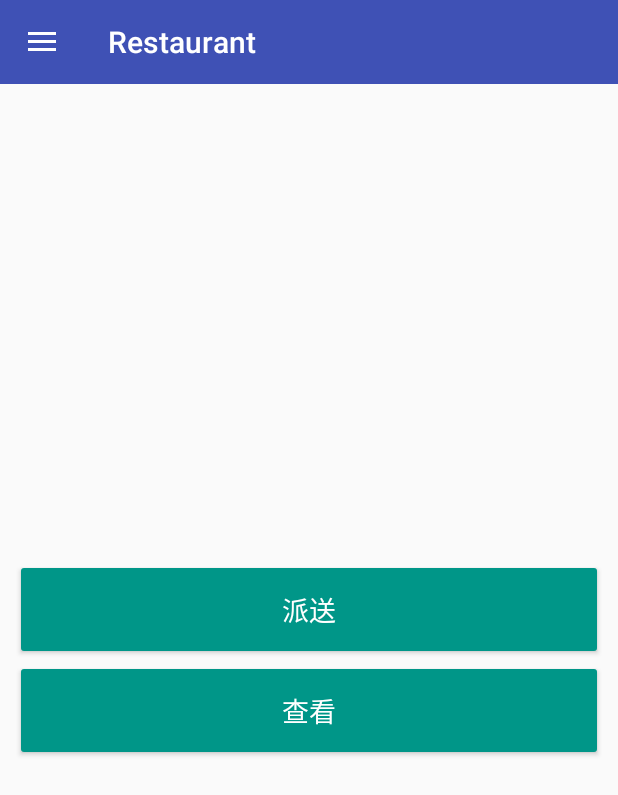
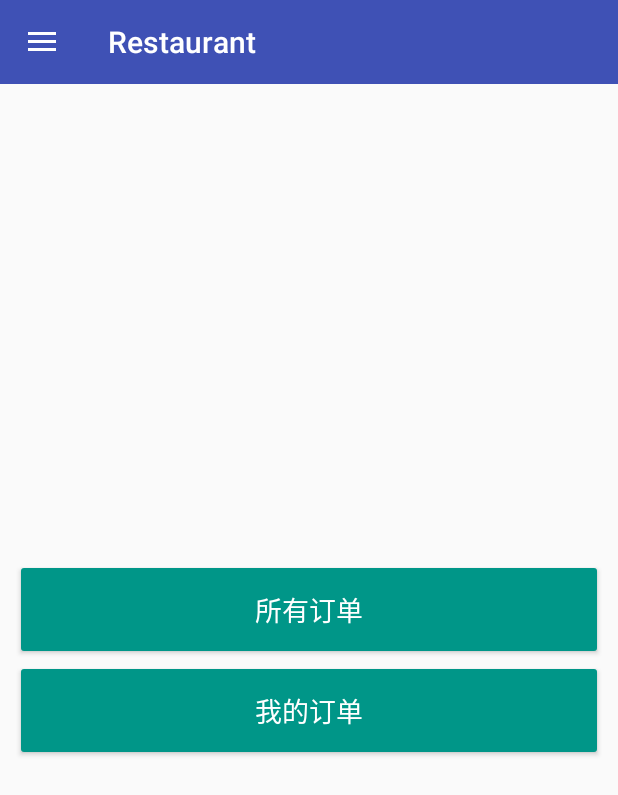
Before and after one commit to gaoyuyu/Restaurant, an Android app: the MainActivity screen opened directly, with no data from a screen before it, on a phone screen of 412 x 824 dp. Shown: the top 795 px of the screen. Run offline under Robolectric (Android 15) with nearby library versions, the phone set to English and light mode, and no system bars; libraries missing offline, so code that uses them is left out: com.readystatesoftware.systembartint; 1 statement that could not run was skipped.

Commit message:
use Fragment

```diff
--- a/app/src/main/java/com/gaoyy/restaurant/base/BaseActivity.java
+++ b/app/src/main/java/com/gaoyy/restaurant/base/BaseActivity.java
@@ -5,6 +5,9 @@ import android.os.Build;
 import android.os.Bundle;
 import android.support.design.widget.Snackbar;
 import android.support.v4.app.ActivityOptionsCompat;
+import android.support.v4.app.Fragment;
+import android.support.v4.app.FragmentManager;
+import android.support.v4.app.FragmentTransaction;
 import android.support.v7.app.AppCompatActivity;
 import android.support.v7.widget.Toolbar;
 import android.transition.ChangeBounds;
@@ -14,12 +17,30 @@ import android.view.Window;
 import android.widget.Toast;
 
 import com.gaoyy.restaurant.R;
+import com.gaoyy.restaurant.fragment.AdminFragment;
+import com.gaoyy.restaurant.fragment.DriverFragment;
 import com.gaoyy.restaurant.utils.CommonUtils;
+import com.gaoyy.restaurant.utils.Constant;
 import com.gaoyy.restaurant.utils.ToolbarHelper;
 
 
 public abstract class BaseActivity extends AppCompatActivity
 {
+
+
+    //记录当前使用的Fragment
+    private Fragment currentFragment;
+
+    public void setCurrentFragment(Fragment currentFragment)
+    {
+        this.currentFragment = currentFragment;
+    }
+
+    public Fragment getCurrentFragment()
+    {
+        return currentFragment;
+    }
+
     //颜色资源
     public int[] colors = {R.color.colorPrimary, R.color.colorPrimaryDark};
 
@@ -44,6 +65,31 @@ public abstract class BaseActivity extends AppCompatActivity
         setListener();
         //加载数据
         loadData();
+        initFragment(savedInstanceState,-1,-1);
+    }
+
+
+    protected void initFragment(Bundle savedInstanceState,int contentLayoutId,int type)
+    {
+        if(contentLayoutId == -1 || type == -1) return;
+
+        if (savedInstanceState == null)
+        {
+            FragmentManager fm = getSupportFragmentManager();
+            FragmentTransaction ft = fm.beginTransaction();
+            Fragment fragment = null;
+            switch (type)
+            {
+                case Constant.ADMIN:
+                    fragment = AdminFragment.newInstance();
+                    break;
+                default:
+                    fragment = DriverFragment.newInstance();
+                    break;
+
+            }
+            ft.replace(contentLayoutId, fragment).commit();
+        }
     }
 
 
@@ -111,7 +157,7 @@ public abstract class BaseActivity extends AppCompatActivity
      *
      * @param clazz
      */
-    protected void redirect(Class<?> clazz)
+    public void redirect(Class<?> clazz)
     {
         Intent intent = new Intent(this, clazz);
         startActivity(intent);
@@ -123,7 +169,7 @@ public abstract class BaseActivity extends AppCompatActivity
      * @param clazz
      * @param bundle
      */
-    protected void redirect(Class<?> clazz, Bundle bundle)
+    public void redirect(Class<?> clazz, Bundle bundle)
     {
         Intent intent = new Intent(this, clazz);
         if (null != bundle)
@@ -139,7 +185,7 @@ public abstract class BaseActivity extends AppCompatActivity
      * @param clazz
      * @param options
      */
-    protected void redirectWithShareViews(Class<?> clazz, ActivityOptionsCompat options)
+    public void redirectWithShareViews(Class<?> clazz, ActivityOptionsCompat options)
     {
         if (options == null) return;
         Intent intent = new Intent(this, clazz);
@@ -151,7 +197,7 @@ public abstract class BaseActivity extends AppCompatActivity
      * @param clazz
      * @param options
      */
-    protected void redirectWithShareViewsThenKill(Class<?> clazz, ActivityOptionsCompat options)
+    public void redirectWithShareViewsThenKill(Class<?> clazz, ActivityOptionsCompat options)
     {
         if (options == null) return;
         Intent intent = new Intent(this, clazz);
@@ -164,7 +210,7 @@ public abstract class BaseActivity extends AppCompatActivity
      *
      * @param clazz
      */
-    protected void redirectThenKill(Class<?> clazz)
+    public void redirectThenKill(Class<?> clazz)
     {
         Intent intent = new Intent(this, clazz);
         startActivity(intent);
@@ -177,7 +223,7 @@ public abstract class BaseActivity extends AppCompatActivity
      * @param clazz
      * @param bundle
      */
-    protected void redirectThenKill(Class<?> clazz, Bundle bundle)
+    public void redirectThenKill(Class<?> clazz, Bundle bundle)
     {
         Intent intent = new Intent(this, clazz);
         if (null != bundle)
@@ -194,7 +240,7 @@ public abstract class BaseActivity extends AppCompatActivity
      * @param clazz
      * @param requestCode
      */
-    protected void redirectForResult(Class<?> clazz, int requestCode)
+    public void redirectForResult(Class<?> clazz, int requestCode)
     {
         Intent intent = new Intent(this, clazz);
         startActivityForResult(intent, requestCode);
@@ -207,7 +253,7 @@ public abstract class BaseActivity extends AppCompatActivity
      * @param requestCode
      * @param bundle
      */
-    protected void redirectForResult(Class<?> clazz, int requestCode, Bundle bundle)
+    public void redirectForResult(Class<?> clazz, int requestCode, Bundle bundle)
     {
         Intent intent = new Intent(this, clazz);
         if (null != bundle)
--- /dev/null
+++ b/app/src/main/java/com/gaoyy/restaurant/base/BaseFragment.java
@@ -0,0 +1,66 @@
+package com.gaoyy.restaurant.base;
+
+import android.content.Context;
+import android.os.Bundle;
+import android.support.v4.app.Fragment;
+import android.view.LayoutInflater;
+import android.view.View;
+import android.view.ViewGroup;
+
+public abstract class BaseFragment extends Fragment
+{
+
+    protected BaseActivity mActivity;
+
+    protected abstract void initView(View view, Bundle savedInstanceState);
+
+    //获取布局文件ID
+    protected abstract int getLayoutId();
+
+    //获取宿主Activity
+    protected BaseActivity getHoldingActivity()
+    {
+        return mActivity;
+    }
+
+    @Override
+    public void onAttach(Context context)
+    {
+        super.onAttach(context);
+        this.mActivity = (BaseActivity) context;
+    }
+
+
+    @Override
+    public View onCreateView(LayoutInflater inflater, ViewGroup container, Bundle savedInstanceState)
+    {
+        View view = inflater.inflate(getLayoutId(), container, false);
+        initView(view, savedInstanceState);
+        configViews();
+        setListener();
+        loadData();
+        return view;
+    }
+
+    /**
+     * config views
+     */
+    protected void configViews()
+    {
+    }
+
+
+    /**
+     * set listener for views
+     */
+    protected void setListener()
+    {
+    }
+
+    /**
+     * loadData
+     */
+    protected void loadData()
+    {
+    }
+}
--- /dev/null
+++ b/app/src/main/java/com/gaoyy/restaurant/fragment/DriverFragment.java
@@ -0,0 +1,36 @@
+package com.gaoyy.restaurant.fragment;
+
+
+import android.os.Bundle;
+import android.view.View;
+
+import com.gaoyy.restaurant.R;
+import com.gaoyy.restaurant.base.BaseFragment;
+
+public class DriverFragment extends BaseFragment
+{
+
+
+    public DriverFragment()
+    {
+        // Required empty public constructor
+    }
+
+    public static DriverFragment newInstance()
+    {
+        return new DriverFragment();
+    }
+
+    @Override
+    protected void initView(View view, Bundle savedInstanceState)
+    {
+
+    }
+
+    @Override
+    protected int getLayoutId()
+    {
+        return R.layout.fragment_driver;
+    }
+
+}
--- a/app/src/main/java/com/gaoyy/restaurant/ui/MainActivity.java
+++ b/app/src/main/java/com/gaoyy/restaurant/ui/MainActivity.java
@@ -1,5 +1,6 @@
 package com.gaoyy.restaurant.ui;
 
+import android.os.Bundle;
 import android.support.design.widget.NavigationView;
 import android.support.v4.view.GravityCompat;
 import android.support.v4.widget.DrawerLayout;
@@ -7,7 +8,6 @@ import android.support.v7.app.ActionBarDrawerToggle;
 import android.support.v7.widget.Toolbar;
 import android.view.MenuItem;
 import android.view.View;
-import android.widget.Button;
 import android.widget.ImageView;
 import android.widget.RelativeLayout;
 import android.widget.TextView;
@@ -15,15 +15,14 @@ import android.widget.TextView;
 import com.gaoyy.restaurant.R;
 import com.gaoyy.restaurant.base.BaseActivity;
 import com.gaoyy.restaurant.utils.CommonUtils;
+import com.gaoyy.restaurant.utils.Constant;
 
-public class MainActivity extends BaseActivity implements NavigationView.OnNavigationItemSelectedListener, View.OnClickListener
+public class MainActivity extends BaseActivity implements NavigationView.OnNavigationItemSelectedListener
 {
     private DrawerLayout mainDrawerLayout;
     private NavigationView mainNavView;
     private Toolbar mainToolbar;
     private RelativeLayout mainContent;
-    private Button mainDeliveryBtn;
-    private Button mainCheckBtn;
     private View headerView;
 
     private ImageView headerAvatar;
@@ -50,8 +49,7 @@ public class MainActivity extends BaseActivity implements NavigationView.OnNavig
         mainNavView = (NavigationView) findViewById(R.id.main_nav_view);
         mainToolbar = (Toolbar) findViewById(R.id.main_toolbar);
         mainContent = (RelativeLayout) findViewById(R.id.main_content);
-        mainDeliveryBtn = (Button) findViewById(R.id.main_delivery_btn);
-        mainCheckBtn = (Button) findViewById(R.id.main_check_btn);
+
     }
 
     @Override
@@ -74,9 +72,22 @@ public class MainActivity extends BaseActivity implements NavigationView.OnNavig
     {
         super.setListener();
         mainNavView.setNavigationItemSelectedListener(this);
-        mainDeliveryBtn.setOnClickListener(this);
-        mainCheckBtn.setOnClickListener(this);
 
+
+    }
+
+    @Override
+    protected void initFragment(Bundle savedInstanceState, int contentLayoutId, int type)
+    {
+        if(CommonUtils.getUserName(this).equals("admin"))
+        {
+            type = Constant.ADMIN;
+        }
+        else
+        {
+            type = Constant.DRIVER;
+        }
+        super.initFragment(savedInstanceState, R.id.main_layout, type);
     }
 
     @Override
@@ -123,22 +134,4 @@ public class MainActivity extends BaseActivity implements NavigationView.OnNavig
         return true;
     }
 
-    @Override
-    public void onClick(View view)
-    {
-        int id = view.getId();
-//        Pair<View, String>[] pairs = TransitionHelper.createSafeTransitionParticipants
-//                (MainActivity.this, false, new Pair<>(view, "toolbar"));
-//        ActivityOptionsCompat options = ActivityOptionsCompat.makeSceneTransitionAnimation(MainActivity.this, pairs);
-        switch (id)
-        {
-            case R.id.main_delivery_btn:
-                redirect(DeliveryActivity.class);
-//                redirectWithShareViews(DeliveryActivity.class,options);
-                break;
-            case R.id.main_check_btn:
-                redirect(CheckActivity.class);
-                break;
-        }
-    }
 }
--- a/app/src/main/java/com/gaoyy/restaurant/utils/Constant.java
+++ b/app/src/main/java/com/gaoyy/restaurant/utils/Constant.java
@@ -10,6 +10,9 @@ public class Constant
     public static int SUCCESS = 0;
 
     public static final String TAG = "Demo";
+
+    public static final int ADMIN = 999;
+    public static final int DRIVER = 899;
 
     //0-等待，1-接受，2-派送中，3-完成
     public static final String[] status = {"等待", "接受", "派送中", "完成"};
--- /dev/null
+++ b/app/src/main/res/layout/fragment_driver.xml
@@ -0,0 +1,47 @@
+<?xml version="1.0" encoding="utf-8"?>
+<RelativeLayout
+    xmlns:android="http://schemas.android.com/apk/res/android"
+    xmlns:app="http://schemas.android.com/apk/res-auto"
+    xmlns:tools="http://schemas.android.com/tools"
+    android:id="@+id/main_content"
+    android:layout_width="match_parent"
+    android:layout_height="match_parent"
+    android:fitsSystemWindows="true"
+    >
+
+    <LinearLayout
+        android:layout_width="match_parent"
+        android:layout_height="wrap_content"
+        android:layout_alignParentStart="true"
+        android:layout_centerVertical="true"
+        android:orientation="vertical"
+        android:theme="@style/Main.Button.Theme"
+        android:padding="10dp">
+
+        <android.support.v7.widget.AppCompatButton
+            android:id="@+id/driver_all_btn"
+            android:layout_width="match_parent"
+            android:layout_height="wrap_content"
+            android:paddingTop="20dp"
+            android:paddingBottom="20dp"
+            android:text="@string/all_list"
+            android:textColor="@color/white"
+            android:textSize="18sp"
+            android:transitionName="toolbar"
+            />
+
+        <android.support.v7.widget.AppCompatButton
+            android:id="@+id/driver_my_btn"
+            android:layout_width="match_parent"
+            android:layout_height="wrap_content"
+            android:paddingTop="20dp"
+            android:paddingBottom="20dp"
+            android:text="@string/my_list"
+            android:textColor="@color/white"
+            android:textSize="18sp"
+            android:transitionName="toolbar"
+            />
+
+    </LinearLayout>
+
+</RelativeLayout>
--- a/app/src/main/res/layout/main_app_bar.xml
+++ b/app/src/main/res/layout/main_app_bar.xml
@@ -13,6 +13,11 @@
         android:id="@+id/main_toolbar"
         layout="@layout/widget_toolbar"/>
 
-    <include layout="@layout/main_content"/>
+    <!--<include layout="@layout/main_content"/>-->
+    <FrameLayout
+        android:id="@+id/main_layout"
+        android:layout_width="match_parent"
+        android:layout_height="match_parent"
+        />
 
 </LinearLayout>
--- a/app/src/main/res/values/strings.xml
+++ b/app/src/main/res/values/strings.xml
@@ -26,4 +26,9 @@
     <string name="remark">备注</string>
     <string name="title_activity_maps">Map</string>
     <string name="hint">提示</string>
+
+    <!-- TODO: Remove or change this placeholder text -->
+    <string name="hello_blank_fragment">Hello blank fragment</string>
+    <string name="all_list">所有订单</string>
+    <string name="my_list">我的订单</string>
 </resources>
```
Also changed, not shown: app/src/main/java/com/gaoyy/restaurant/fragment/AdminFragment.java (added, +69 -0 lines), app/src/main/res/layout/fragment_admin.xml (added, +47 -0 lines).
